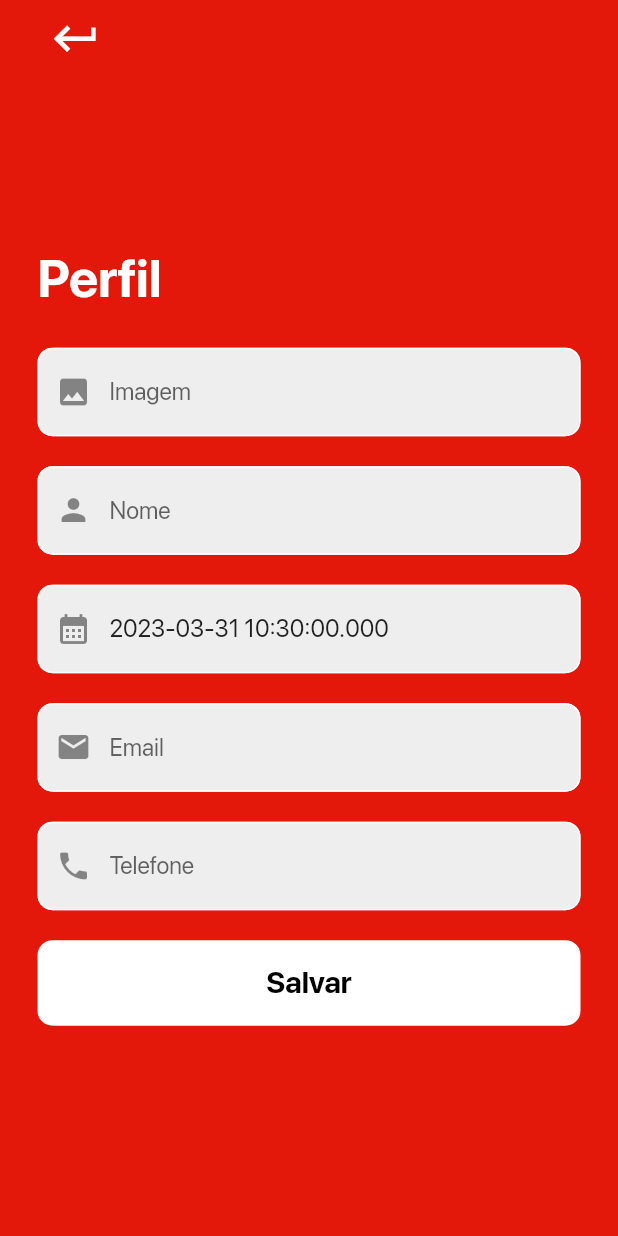
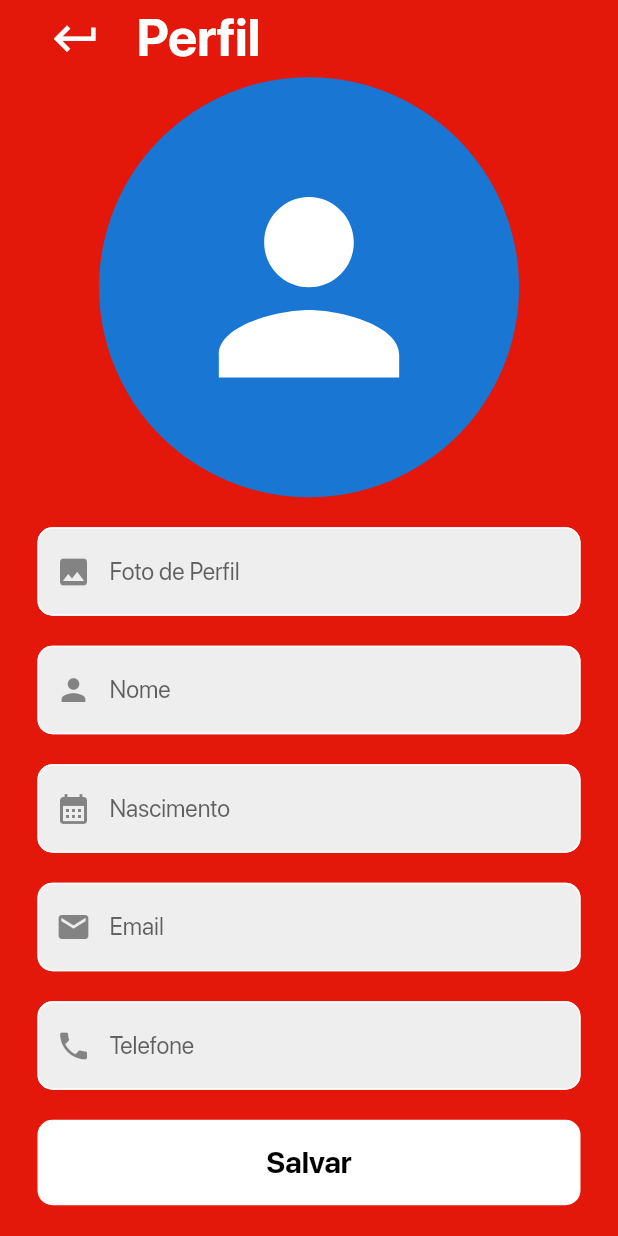
Before and after one commit to pepefcardoso/app-cronograma-receitas, a Flutter app: the PaginaPerfil screen opened by its route, on a phone screen of 412 x 824 dp. Run offline on Flutter 3.47's test engine with Material 2 defaults, Android fonts, the phone set to English and light mode, and no system bars; our stand-ins replace carousel_slider, cloud_firestore, equatable, firebase_auth, firebase_core, flutter_bloc and 2 more; accounts and stored records are empty; network calls fail.

Commit message:
Correções página do perfil

```diff
--- a/lib/blocs/perfil/perfil_cubit.dart
+++ b/lib/blocs/perfil/perfil_cubit.dart
@@ -47,7 +47,7 @@ class PerfilCubit extends Cubit<PerfilState> {
   }) async {
     emit(
       state.copyWith(
-        statusPerfil: StatusPerfil.carregando,
+        statusPerfil: StatusPerfil.atualizando,
       ),
     );
 
@@ -58,7 +58,7 @@ class PerfilCubit extends Cubit<PerfilState> {
       );
       emit(
         state.copyWith(
-          statusPerfil: StatusPerfil.carregado,
+          statusPerfil: StatusPerfil.atualizado,
           usuario: usuario,
         ),
       );
--- a/lib/blocs/perfil/perfil_state.dart
+++ b/lib/blocs/perfil/perfil_state.dart
@@ -4,6 +4,8 @@ enum StatusPerfil {
   inicial,
   carregando,
   carregado,
+  atualizando,
+  atualizado,
   erro,
 }
 
--- a/lib/constantes/temas.dart
+++ b/lib/constantes/temas.dart
@@ -1,6 +1,17 @@
 import 'package:flutter/material.dart';
 
 ThemeData temaClaro = ThemeData(
-  errorColor: Colors.white,
+  colorScheme: const ColorScheme(
+      brightness: Brightness.light,
+      primary: Colors.white,
+      onPrimary: Colors.white,
+      secondary: Colors.white,
+      onSecondary: Colors.white,
+      error: Colors.white,
+      onError: Colors.white,
+      background: Colors.white,
+      onBackground: Colors.white,
+      surface: Colors.white,
+      onSurface: Colors.white),
   fontFamily: 'SFPro',
 );
--- a/lib/modelos/usuario.dart
+++ b/lib/modelos/usuario.dart
@@ -5,7 +5,7 @@ class Usuario extends Equatable {
   final String id;
   final String? nome;
   final String email;
-  final DateTime? dataNascimento;
+  final String? dataNascimento; //TODO DATETIME
   final String? fotoPerfil;
   final String? telefone;
 
@@ -25,7 +25,7 @@ class Usuario extends Equatable {
       id: docUsuario.id,
       nome: dadosUsuario!['nome'],
       email: dadosUsuario['email'],
-      dataNascimento: dadosUsuario['data_nascimento'].toDate(),
+      dataNascimento: dadosUsuario['data_nascimento'],
       fotoPerfil: dadosUsuario['foto_perfil'],
       telefone: dadosUsuario['telefone'],
     );
--- a/lib/paginas/componentes/campo_texto.dart
+++ b/lib/paginas/componentes/campo_texto.dart
@@ -12,6 +12,7 @@ class CampoTexto extends StatelessWidget {
     this.ehEmail = false,
     this.ehSenha = false,
     this.controller,
+    this.valorInicial,
     super.key,
   });
 
@@ -24,11 +25,13 @@ class CampoTexto extends StatelessWidget {
   final String? confirmacaoSenha;
   final int tamanhoMinimo;
   final TextEditingController? controller;
+  final dynamic valorInicial;
 
   @override
   Widget build(BuildContext context) {
     return TextFormField(
       controller: controller,
+      initialValue: valorInicial,
       obscureText: ehSenha,
       keyboardType: modoTeclado,
       autocorrect: false,
--- a/lib/paginas/componentes/formulario_perfil.dart
+++ b/lib/paginas/componentes/formulario_perfil.dart
@@ -2,7 +2,7 @@ import 'package:app_cronograma_receitas/blocs/perfil/perfil_cubit.dart';
 import 'package:app_cronograma_receitas/modelos/modelos.dart';
 import 'package:app_cronograma_receitas/paginas/componentes/botao_personalizado.dart';
 import 'package:app_cronograma_receitas/paginas/componentes/campo_texto.dart';
-import 'package:app_cronograma_receitas/utils/dialogo_erro.dart';
+import 'package:app_cronograma_receitas/paginas/componentes/seleciona_imagem.dart';
 import 'package:flutter/material.dart';
 import 'package:flutter_bloc/flutter_bloc.dart';
 
@@ -21,35 +21,7 @@ class FormularioPerfil extends StatefulWidget {
 class FormularioPerfilState extends State<FormularioPerfil> {
   final GlobalKey<FormState> _formKey = GlobalKey<FormState>();
   AutovalidateMode _autovalidateMode = AutovalidateMode.disabled;
-  late String? _imagem, _nome, _dataNascimento, _email, _telefone;
-  late final TextEditingController _imagemController,
-      _nomeController,
-      _dataNascimentoController,
-      _emailController,
-      _telefoneController;
-
-  @override
-  void initState() {
-    _imagemController =
-        TextEditingController(text: widget.usuarioPadrao.fotoPerfil);
-    _nomeController = TextEditingController(text: widget.usuarioPadrao.nome);
-    _dataNascimentoController = TextEditingController(
-        text: widget.usuarioPadrao.dataNascimento.toString());
-    _emailController = TextEditingController(text: widget.usuarioPadrao.email);
-    _telefoneController =
-        TextEditingController(text: widget.usuarioPadrao.telefone);
-    super.initState();
-  }
-
-  @override
-  void dispose() {
-    _imagemController.dispose();
-    _nomeController.dispose();
-    _dataNascimentoController.dispose();
-    _emailController.dispose();
-    _telefoneController.dispose();
-    super.dispose();
-  }
+  late String? _fotoPerfil, _nome, _dataNascimento, _email, _telefone;
 
   void _submit() {
     setState(() {
@@ -67,7 +39,7 @@ class FormularioPerfilState extends State<FormularioPerfil> {
     context.read<PerfilCubit>().atualizaPerfil(
       uid: uid,
       info: {
-        "imagem": _imagem,
+        "foto_perfil": _fotoPerfil,
         "nome": _nome,
         "data_nascimento": _dataNascimento,
         "email": _email,
@@ -79,27 +51,26 @@ class FormularioPerfilState extends State<FormularioPerfil> {
   @override
   Widget build(BuildContext context) {
     return BlocConsumer<PerfilCubit, PerfilState>(
-      listener: (context, state) {
-        if (state.statusPerfil == StatusPerfil.erro) {
-          dialogoErro(context, state.erro);
-          Navigator.pop(context);
-        }
-      },
+      listener: (context, state) {},
       builder: (context, state) {
         return Form(
           key: _formKey,
           autovalidateMode: _autovalidateMode,
           child: ListView(
-            reverse: true,
             shrinkWrap: true,
             children: [
               //Campo de email
+              const SelecionaImagem(),
+
+              const SizedBox(height: 20.0),
+
+              //Campo de email
               CampoTexto(
-                nomeCampo: 'Imagem',
-                controller: _imagemController,
+                nomeCampo: 'Foto de Perfil',
+                valorInicial: state.usuario.fotoPerfil,
                 icone: const Icon(Icons.image),
                 onSaved: (String? value) {
-                  _imagem = value!.trim();
+                  _fotoPerfil = value!.trim();
                 },
                 tamanhoMinimo: 5,
               ),
@@ -109,7 +80,7 @@ class FormularioPerfilState extends State<FormularioPerfil> {
               //Campo de email
               CampoTexto(
                 nomeCampo: 'Nome',
-                controller: _nomeController,
+                valorInicial: state.usuario.nome,
                 icone: const Icon(Icons.person),
                 onSaved: (String? value) {
                   _nome = value!.trim();
@@ -122,7 +93,7 @@ class FormularioPerfilState extends State<FormularioPerfil> {
               //Campo de email
               CampoTexto(
                 nomeCampo: 'Nascimento',
-                controller: _dataNascimentoController,
+                valorInicial: state.usuario.dataNascimento,
                 icone: const Icon(Icons.calendar_month),
                 onSaved: (String? value) {
                   _dataNascimento = value!.trim();
@@ -136,7 +107,7 @@ class FormularioPerfilState extends State<FormularioPerfil> {
               //Campo de email
               CampoTexto(
                 nomeCampo: 'Email',
-                controller: _emailController,
+                valorInicial: state.usuario.email,
                 icone: const Icon(Icons.email),
                 onSaved: (String? value) {
                   _email = value!.trim();
@@ -151,7 +122,7 @@ class FormularioPerfilState extends State<FormularioPerfil> {
               //Campo de email
               CampoTexto(
                 nomeCampo: 'Telefone',
-                controller: _telefoneController,
+                valorInicial: state.usuario.telefone,
                 icone: const Icon(Icons.phone),
                 onSaved: (String? value) {
                   _telefone = value!.trim();
@@ -164,15 +135,17 @@ class FormularioPerfilState extends State<FormularioPerfil> {
 
               //Botão de submit
               BotaoPersonalizado(
-                onPressed: _submit,
+                onPressed: state.statusPerfil == StatusPerfil.atualizando
+                    ? () {}
+                    : _submit,
                 corPrincipal: Colors.white,
-                texto: state.statusPerfil == StatusPerfil.carregando
+                texto: state.statusPerfil == StatusPerfil.atualizando
                     ? 'Carregando...'
                     : 'Salvar',
                 corBorda: Colors.white,
                 cortexto: Colors.black,
               ),
-            ].reversed.toList(),
+            ],
           ),
         );
       },
--- /dev/null
+++ b/lib/paginas/componentes/seleciona_imagem.dart
@@ -0,0 +1,26 @@
+import 'package:flutter/material.dart';
+
+class SelecionaImagem extends StatefulWidget {
+  const SelecionaImagem({super.key});
+
+  @override
+  State<SelecionaImagem> createState() => _SelecionaImagemState();
+}
+
+class _SelecionaImagemState extends State<SelecionaImagem> {
+  @override
+  Widget build(BuildContext context) {
+    return const InkWell(
+      child: CircleAvatar(
+        radius: 140.0,
+        child: Icon(
+          Icons.person,
+          size: 180.0,
+        ),
+      ),
+    );
+  }
+}
+
+//https://github.com/Bytx-youtube/profilepicflutter/blob/main/profilescreen2.dart
+//https://monik.hashnode.dev/how-to-create-a-hover-effect-in-flutter-in-minutes
--- a/lib/paginas/pagina_perfil.dart
+++ b/lib/paginas/pagina_perfil.dart
@@ -17,8 +17,8 @@ class PaginaPerfil extends StatefulWidget {
 class _PaginaPerfil extends State<PaginaPerfil> {
   @override
   void initState() {
+    super.initState();
     _buscaPerfil();
-    super.initState();
   }
 
   void _buscaPerfil() {
@@ -38,14 +38,44 @@ class _PaginaPerfil extends State<PaginaPerfil> {
           listener: (context, state) {
             if (state.statusPerfil == StatusPerfil.erro) {
               dialogoErro(context, state.erro);
-              Navigator.pop(context);
+            } else if (state.statusPerfil == StatusPerfil.atualizado) {
+              ScaffoldMessenger.of(context).showSnackBar(
+                const SnackBar(
+                  content: Text(
+                    "Usuário atualizado com sucesso!",
+                  ),
+                ),
+              );
             }
           },
           builder: (context, state) {
-            if (state.statusPerfil == StatusPerfil.carregando) {
+            if (state.statusPerfil == StatusPerfil.inicial) {
+              return Container();
+            } else if (state.statusPerfil == StatusPerfil.carregando) {
               return const Center(child: CircularProgressIndicator());
-            } else if (state.statusPerfil == StatusPerfil.inicial) {
-              return Container();
+            } else if (state.statusPerfil == StatusPerfil.erro) {
+              return Center(
+                child: Column(
+                  crossAxisAlignment: CrossAxisAlignment.center,
+                  mainAxisAlignment: MainAxisAlignment.center,
+                  children: const [
+                    Icon(
+                      Icons.error,
+                      color: Colors.white,
+                      size: 100.0,
+                    ),
+                    SizedBox(width: 20),
+                    Text(
+                      'Aconteceu um erro!\nTente novamente por favor!',
+                      textAlign: TextAlign.center,
+                      style: TextStyle(
+                        fontSize: 30.0,
+                        color: Colors.white,
+                      ),
+                    ),
+                  ],
+                ),
+              );
             }
             return SafeArea(
               child: Center(
@@ -55,11 +85,11 @@ class _PaginaPerfil extends State<PaginaPerfil> {
                   ),
                   child: Column(
                     children: [
-                      Expanded(
-                        flex: 2,
-                        child: Align(
+                      Align(
                         alignment: Alignment.topLeft,
-                          child: IconButton(
+                        child: Row(
+                          children: [
+                            IconButton(
                               onPressed: () {
                                 Navigator.pop(context);
                               },
@@ -67,15 +97,8 @@ class _PaginaPerfil extends State<PaginaPerfil> {
                               color: Colors.white,
                               iconSize: 35.0,
                             ),
-                        ),
-                      ),
-                      Expanded(
-                        flex: 7,
-                        child: Column(
-                          children: [
-                            const Align(
-                              alignment: Alignment.centerLeft,
-                              child: Text(
+                            const SizedBox(width: 15.0),
+                            const Text(
                               "Perfil",
                               style: TextStyle(
                                 color: Colors.white,
@@ -83,18 +106,18 @@ class _PaginaPerfil extends State<PaginaPerfil> {
                                 fontWeight: FontWeight.bold,
                               ),
                             ),
-                            ),
-                            const SizedBox(height: 25.0),
-                            FormularioPerfil(
-                              usuarioPadrao: state.usuario,
-                            ),
                           ],
                         ),
                       ),
-                      const Expanded(
-                        flex: 1,
-                        child: SizedBox(),
-                      )
+                      Expanded(
+                        child: Align(
+                          alignment: Alignment.center,
+                          child: FormularioPerfil(
+                            usuarioPadrao: state.usuario,
+                          ),
+                        ),
+                      ),
+                      const SizedBox(height: 20.0),
                     ],
                   ),
                 ),
--- a/pubspec.yaml
+++ b/pubspec.yaml
@@ -48,6 +48,8 @@ dependencies:
   mask_text_input_formatter: ^2.4.0
   go_router: ^6.5.0
   carousel_slider: ^4.2.1
+  firebase_storage: ^11.1.0
+  image_picker: ^0.8.7+1
 
 dev_dependencies:
   flutter_test:
```
Also changed, not shown: pubspec.lock, 4 other files. Lines whose indentation alone changed are shown as unchanged.
